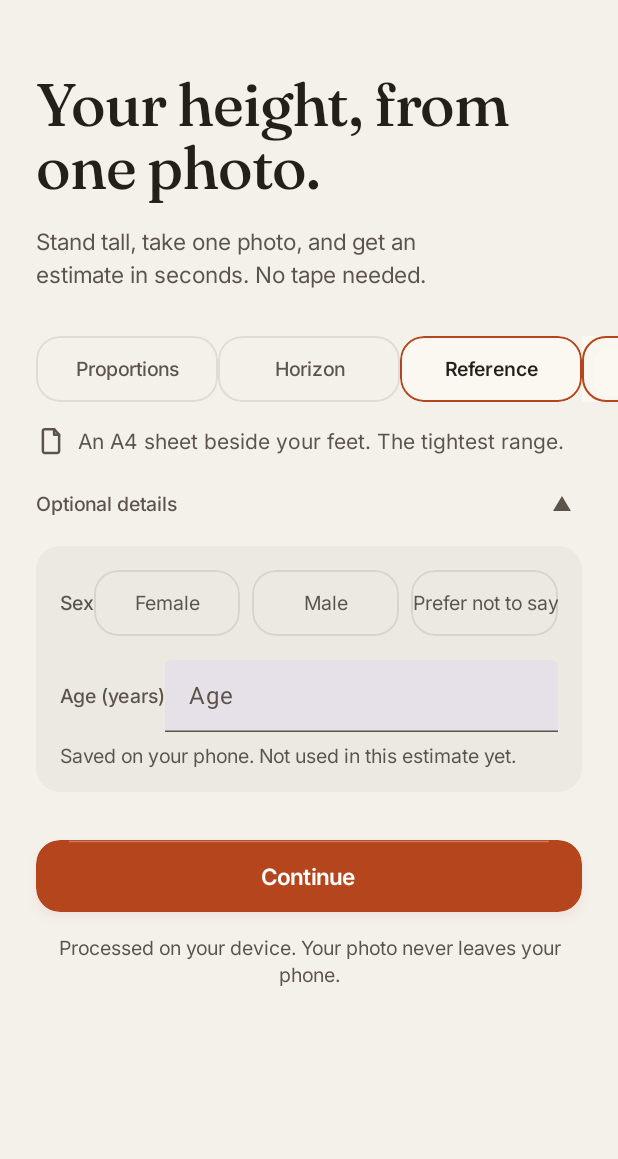
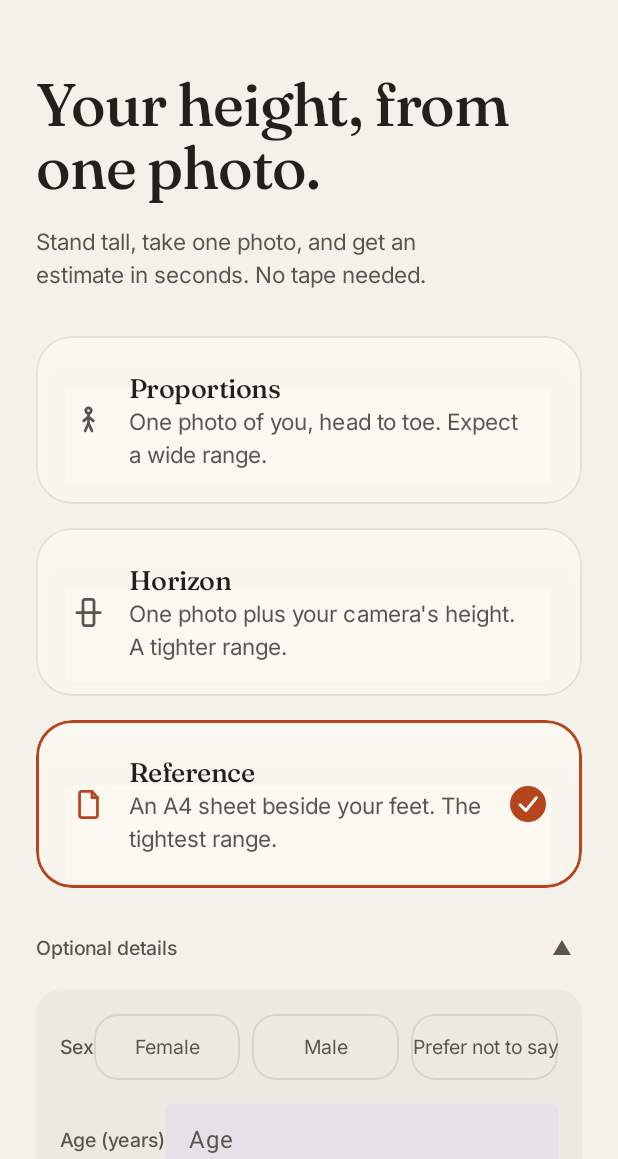
Before and after one commit to ahnafatif902/measure-me, an Android app built with Jetpack Compose: the screen it shows after launch (MainActivity), after a tap on "Optional details", on a phone screen of 412 x 824 dp, the part 77-1236 px from its top. Run offline under Robolectric (Android 15) with nearby library versions, the light colour scheme and no system bars; libraries missing offline, so code that uses them is left out: androidx.camera.core, com.google.mediapipe.framework, com.google.mediapipe.tasks, org.opencv.android, org.opencv.core and 1 more; 2 statements that could not run were skipped; 3 other taps on this screen came first.

Commit message:
feat(ui): premium mode cards on Home screen
- Replace segmented control with premium mode cards (Mm.Surface, hairline
  border, ambient shadow, 24 dp radius, 16 dp padding)
- Selected state: 2 dp accent ring + filled accent check icon
- Selection animates with MmMotion.Fluid spring; press scales to 0.97
- Add MmType.subtitle (Inter 15sp, ink-2) for supporting sentence
- Mode notes from PRD §5: Proportions / Horizon / Reference
- Add home screenshot 01-home.png
- Build + unit tests green

```diff
--- a/android/app/src/main/java/com/measureme/app/ui/components/MmUi.kt
+++ b/android/app/src/main/java/com/measureme/app/ui/components/MmUi.kt
@@ -70,6 +70,8 @@ import androidx.compose.ui.unit.Dp
 import androidx.compose.ui.unit.dp
 import com.measureme.app.ui.icons.MmIcons
 import com.measureme.app.ui.theme.Mm
+import com.measureme.app.ui.theme.MmElevation
+import com.measureme.app.ui.theme.MmMotion
 import com.measureme.app.ui.theme.MmShapes
 import com.measureme.app.ui.theme.MmSpace
 import com.measureme.app.ui.theme.MmType
@@ -325,6 +327,98 @@ fun MmIconButton(
 }
 
 // ---------------------------------------------------------------------------
+// Mode card — premium selectable card for Home screen mode selection
+// ---------------------------------------------------------------------------
+
+/** Premium mode card: surface fill, hairline border, ambient shadow, 24 dp radius,
+ *  16 dp internal padding. Selected state gets a 2 dp accent ring + filled check.
+ *  Selection animates with [MmMotion.Fluid]. */
+@Composable
+fun ModeCard(
+    title: String,
+    note: String,
+    icon: ImageVector,
+    selected: Boolean,
+    onClick: () -> Unit,
+    modifier: Modifier = Modifier,
+) {
+    val interaction = remember { MutableInteractionSource() }
+    val pressed by interaction.collectIsPressedAsState()
+    val reduced = rememberReducedMotion()
+    val scale by animateFloatAsState(
+        targetValue = if (pressed) 0.97f else 1f,
+        animationSpec = if (reduced) snap() else MmMotion.Press,
+        label = "modePress",
+    )
+    val haptics = LocalHapticFeedback.current
+    LaunchedEffect(pressed) {
+        if (pressed) haptics.performHapticFeedback(HapticFeedbackType.TextHandleMove)
+    }
+
+    Row(
+        modifier = modifier
+            .fillMaxWidth()
+            .graphicsLayer { scaleX = scale; scaleY = scale }
+            .clickable(
+                interactionSource = interaction,
+                indication = null,
+                onClick = onClick,
+            )
+            .clip(MmShapes.Card)
+            .background(Mm.Surface)
+            .border(
+                if (selected) 2.dp else 1.dp,
+                if (selected) Mm.Accent else Mm.Line,
+                MmShapes.Card,
+            )
+            .shadow(
+                MmElevation.Card, MmShapes.Card,
+                ambientColor = Mm.Shadow.copy(alpha = 0.10f),
+                spotColor = Mm.Shadow.copy(alpha = 0.10f),
+            )
+            .padding(MmSpace.MD),
+        verticalAlignment = Alignment.CenterVertically,
+    ) {
+        Icon(
+            icon,
+            contentDescription = null,
+            tint = if (selected) Mm.Accent else Mm.Ink2,
+            modifier = Modifier.size(22.dp),
+        )
+        Spacer(Modifier.width(MmSpace.SM))
+        Column(Modifier.weight(1f)) {
+            Text(title, style = MmType.wordmark)
+            Spacer(Modifier.height(2.dp))
+            Text(note, style = MmType.subtitle)
+        }
+        Spacer(Modifier.width(MmSpace.SM))
+        if (selected) {
+            CheckCircle(checked = true)
+        }
+    }
+}
+
+/** Filled accent check when selected (never colour alone — paired with ring). */
+@Composable
+private fun CheckCircle(checked: Boolean) {
+    if (!checked) return
+    Canvas(Modifier.size(24.dp)) {
+        val w = size.width
+        drawCircle(color = Mm.Accent, radius = size.minDimension / 2f)
+        val check = Path().apply {
+            moveTo(w * 0.28f, w * 0.52f)
+            lineTo(w * 0.44f, w * 0.68f)
+            lineTo(w * 0.73f, w * 0.33f)
+        }
+        drawPath(
+            check,
+            color = Mm.OnAccent,
+            style = Stroke(width = 2.dp.toPx(), cap = StrokeCap.Round, join = StrokeJoin.Round),
+        )
+    }
+}
+
+// ---------------------------------------------------------------------------
 // Surfaces
 // ---------------------------------------------------------------------------
 
--- a/android/app/src/main/java/com/measureme/app/ui/screens/HomeScreen.kt
+++ b/android/app/src/main/java/com/measureme/app/ui/screens/HomeScreen.kt
@@ -2,7 +2,6 @@ package com.measureme.app.ui.screens
 
 import androidx.compose.foundation.background
 import androidx.compose.foundation.clickable
-import androidx.compose.ui.Alignment
 import androidx.compose.foundation.layout.Column
 import androidx.compose.foundation.layout.Row
 import androidx.compose.foundation.layout.Spacer
@@ -17,7 +16,6 @@ import androidx.compose.foundation.rememberScrollState
 import androidx.compose.foundation.shape.RoundedCornerShape
 import androidx.compose.foundation.text.KeyboardOptions
 import androidx.compose.foundation.verticalScroll
-import androidx.compose.material.icons.Icons
 import androidx.compose.material3.Icon
 import androidx.compose.material3.Text
 import androidx.compose.material3.TextField
@@ -27,6 +25,7 @@ import androidx.compose.runtime.getValue
 import androidx.compose.runtime.mutableStateOf
 import androidx.compose.runtime.remember
 import androidx.compose.runtime.setValue
+import androidx.compose.ui.Alignment
 import androidx.compose.ui.Modifier
 import androidx.compose.ui.draw.clip
 import androidx.compose.ui.text.input.KeyboardType
@@ -35,7 +34,7 @@ import com.measureme.app.MeasureMeViewModel
 import com.measureme.app.MeasureMeViewModel.Mode
 import com.measureme.app.ui.components.MmChip
 import com.measureme.app.ui.components.MmPrimaryButton
-import com.measureme.app.ui.components.MmSegmentedControl
+import com.measureme.app.ui.components.ModeCard
 import com.measureme.app.ui.components.MmTopBar
 import com.measureme.app.ui.components.PrivacyLine
 import com.measureme.app.ui.icons.MmIcons
@@ -44,9 +43,9 @@ import com.measureme.app.ui.theme.MmSpace
 import com.measureme.app.ui.theme.MmType
 
 /**
- * Home (UI Spec §6.1): ruler icon + wordmark, the headline, a contextual
- * segmented control replacing the mode cards, a one-line mode context note,
- * optional Sex/Age details, Continue, then the privacy line.
+ * Home (UI Spec §6.1): ruler icon + wordmark, the headline, a supporting
+ * sentence, three premium mode cards in a radio group, optional Sex/Age
+ * details, Continue, then the privacy line.
  * Headline and support sentence are the spec's exact copy (§7).
  *
  * All spacing follows the 8 pt grid.
@@ -82,50 +81,38 @@ fun HomeScreen(
 
         Text(
             "Stand tall, take one photo, and get an estimate in seconds. No tape needed.",
-            style = MmType.body.copy(color = Mm.Ink2),
+            style = MmType.subtitle,
             modifier = Modifier.widthIn(max = 300.dp),
         )
 
         Spacer(Modifier.height(MmSpace.LG))
 
-        // ---- contextual segmented control ----------------------------------
-        MmSegmentedControl(
-            options = listOf(Mode.PROPORTIONS, Mode.HORIZON, Mode.REFERENCE),
-            selected = mode,
-            onSelect = onSelectMode,
-            labelFor = { it.label },
+        // ---- mode cards (radio group) --------------------------------------
+        ModeCard(
+            title = "Proportions",
+            note = modeNote(Mode.PROPORTIONS),
+            icon = MmIcons.Person,
+            selected = mode == Mode.PROPORTIONS,
+            onClick = { onSelectMode(Mode.PROPORTIONS) },
+        )
+        Spacer(Modifier.height(MmSpace.SM))
+        ModeCard(
+            title = "Horizon",
+            note = modeNote(Mode.HORIZON),
+            icon = MmIcons.PhoneTilt,
+            selected = mode == Mode.HORIZON,
+            onClick = { onSelectMode(Mode.HORIZON) },
+        )
+        Spacer(Modifier.height(MmSpace.SM))
+        ModeCard(
+            title = "Reference",
+            note = modeNote(Mode.REFERENCE),
+            icon = MmIcons.Page,
+            selected = mode == Mode.REFERENCE,
+            onClick = { onSelectMode(Mode.REFERENCE) },
         )
 
-        Spacer(Modifier.height(MmSpace.SM))
-
-        // mode context: what this mode needs and how accurate it typically is
-        Row(
-            modifier = Modifier.fillMaxWidth(),
-            verticalAlignment = Alignment.CenterVertically,
-        ) {
-            when (mode) {
-                Mode.PROPORTIONS -> Icon(
-                    MmIcons.Person, contentDescription = null,
-                    tint = Mm.Ink2, modifier = Modifier.size(20.dp),
-                )
-                Mode.HORIZON -> Icon(
-                    MmIcons.PhoneTilt, contentDescription = null,
-                    tint = Mm.Ink2, modifier = Modifier.size(20.dp),
-                )
-                Mode.REFERENCE -> Icon(
-                    MmIcons.Page, contentDescription = null,
-                    tint = Mm.Ink2, modifier = Modifier.size(20.dp),
-                )
-            }
-            Spacer(Modifier.width(MmSpace.XS))
-            Text(
-                text = modeNote(mode),
-                style = MmType.body2,
-                modifier = Modifier.weight(1f),
-            )
-        }
-
-        Spacer(Modifier.height(MmSpace.MD))
+        Spacer(Modifier.height(MmSpace.LG))
 
         // ---- optional Sex / Age details -----------------------------------
         Row(
--- a/android/app/src/main/java/com/measureme/app/ui/theme/Theme.kt
+++ b/android/app/src/main/java/com/measureme/app/ui/theme/Theme.kt
@@ -137,6 +137,12 @@ object MmType {
         fontFamily = Inter, fontSize = 15.sp, lineHeight = 22.sp, color = Mm.Ink,
     )
 
+    /** Subtitle (supporting sentence) — Inter 15 / 22, weight Light (falls back to Normal), ink-2. */
+    val subtitle = TextStyle(
+        fontFamily = Inter, fontSize = 15.sp, lineHeight = 22.sp,
+        fontWeight = FontWeight.Normal, color = Mm.Ink2,
+    )
+
     /** Secondary body — Inter 14 / 20, weight 400. */
     val body2 = TextStyle(
         fontFamily = Inter, fontSize = 14.sp, lineHeight = 20.sp, color = Mm.Ink2,
```
Also changed, not shown: 1 other file.
